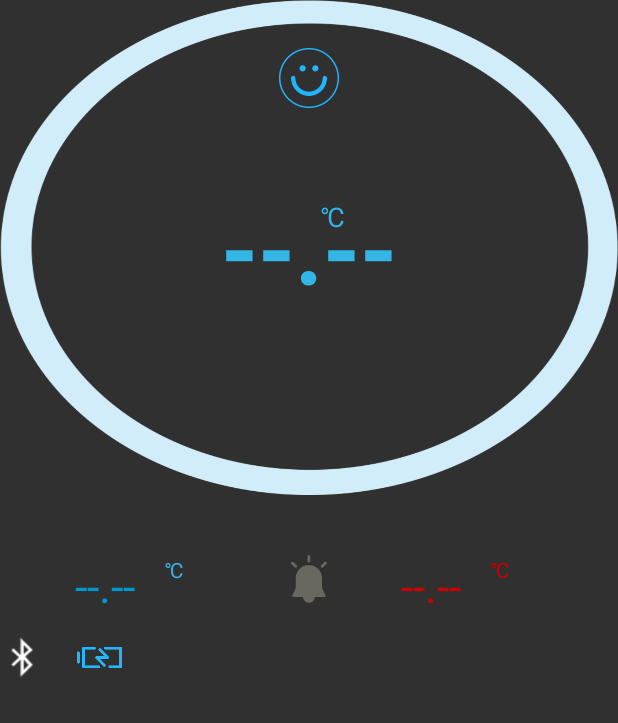
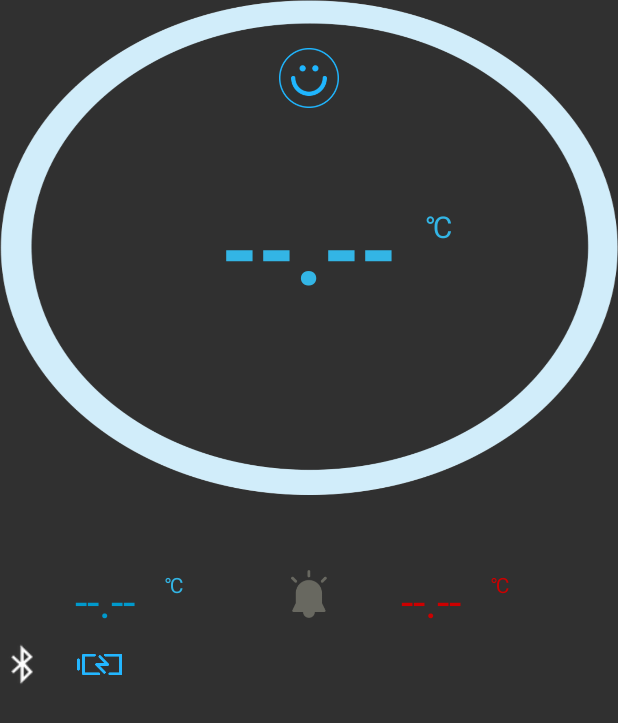
Before and after one commit to risc604/mt_24hr_test_BLE, an Android app: the layout fragment_bady.xml on its own in the app's theme, with its tools: preview values and no code run, on a phone screen of 412 x 824 dp. Shown: the top 723 px of the screen. Run offline under Robolectric (Android 15) with nearby library versions, the phone set to English and light mode, and no system bars.

Commit message:
modify fragmentBady.xml

```diff
--- a/app/src/main/res/layout/fragment_bady.xml
+++ b/app/src/main/res/layout/fragment_bady.xml
@@ -9,12 +9,68 @@
     <!-- TODO: Update blank fragment layout -->
 
     <RelativeLayout
-        android:layout_marginTop="370dp"
+        android:layout_width="match_parent"
+        android:id="@+id/rl_circle"
+        android:background="@drawable/light_blue"
+        tools:ignore="RtlHardcoded"
+        android:layout_height="330dp">
+
+        <ImageView
+            app:srcCompat="@drawable/pic_smile"
+            android:id="@+id/ivSmile"
+            android:layout_alignParentTop="true"
+            android:layout_centerHorizontal="true"
+            android:layout_marginTop="32dp"
+            android:layout_width="40dp"
+            android:layout_height="40dp"
+            tools:ignore="ContentDescription"/>
+
+        <TextView
+            android:layout_height="wrap_content"
+            android:id="@+id/tvTemprature"
+            android:gravity="center_horizontal|bottom"
+            android:textSize="64sp"
+            android:textColor="@color/default_line_indicator_selected_color"
+            android:textStyle="bold"
+            android:textAlignment="center"
+            android:text="--.--"
+            android:singleLine="true"
+            android:layout_width="wrap_content"
+            android:layout_centerVertical="true"
+            android:layout_centerHorizontal="true"
+            tools:ignore="Deprecated,HardcodedText"/>
+
+        <TextView
+            android:layout_height="wrap_content"
+            android:id="@+id/tvYear"
+            android:textColor="@color/default_line_indicator_selected_color"
+            android:textSize="24sp"
+            android:layout_width="200dp"
+            android:textAlignment="gravity"
+            android:layout_below="@+id/tvTemprature"
+            android:layout_centerHorizontal="true"
+            android:background="#00000000"/>
+
+        <TextView
+            android:id="@+id/tvTRUnit"
+            android:text="@string/celsius"
+            android:textColor="@color/default_title_indicator_footer_color"
+            android:textSize="20sp"
+            android:layout_marginTop="15dp"
+            android:layout_alignTop="@+id/tvTemprature"
+            android:layout_alignEnd="@+id/tvYear"
+            android:layout_width="22dp"
+            android:layout_height="22dp"/>
+
+    </RelativeLayout>
+
+    <RelativeLayout
+        android:layout_marginTop="380dp"
         android:layout_alignParentTop="true"
-        android:layout_alignParentStart="true"
         android:layout_width="match_parent"
         android:id="@+id/rl_Setting"
-        android:layout_height="95dp">
+        android:layout_height="90dp"
+        tools:ignore="ObsoleteLayoutParam">
 
         <ImageView
             android:layout_width="30dp"
@@ -24,14 +80,16 @@
             android:layout_marginStart="21dp"
             android:layout_alignParentBottom="true"
             android:layout_toEndOf="@+id/ivBT"
-            android:layout_marginBottom="12dp"/>
+            android:layout_marginBottom="12dp"
+            tools:ignore="ContentDescription"/>
 
         <ImageView
             android:layout_height="30dp"
             app:srcCompat="@android:drawable/stat_sys_data_bluetooth"
             android:layout_width="30dp"
             android:id="@+id/ivBT"
-            android:layout_alignTop="@+id/ivBattery" android:layout_alignParentStart="true"/>
+            android:layout_alignTop="@+id/ivBattery" android:layout_alignParentStart="true"
+            tools:ignore="ContentDescription"/>
 
         <TextView
             android:layout_height="wrap_content"
@@ -44,7 +102,7 @@
             android:layout_width="80dp"
             android:layout_alignParentTop="true"
             android:layout_toEndOf="@+id/ivBT"
-            tools:ignore="HardcodedText"
+            tools:ignore="HardcodedText,TextViewEdits"
             android:textSize="30sp"/>
 
         <ImageView
@@ -53,7 +111,8 @@
             android:id="@+id/ivAlarm"
             android:layout_height="32dp"
             android:layout_alignParentTop="true"
-            android:layout_centerHorizontal="true"/>
+            android:layout_centerHorizontal="true"
+            tools:ignore="ContentDescription"/>
 
         <TextView
             android:text="@string/celsius"
@@ -90,59 +149,4 @@
 
     </RelativeLayout>
 
-    <RelativeLayout
-        android:layout_width="wrap_content"
-        android:id="@+id/rl_circle"
-        android:background="@drawable/light_blue"
-        android:layout_height="330dp"
-        tools:ignore="RtlHardcoded">
-
-        <ImageView
-            app:srcCompat="@drawable/pic_smile"
-            android:id="@+id/ivSmile"
-            android:layout_alignParentTop="true"
-            android:layout_centerHorizontal="true"
-            android:layout_marginTop="32dp"
-            android:layout_width="40dp"
-            android:layout_height="40dp"/>
-
-        <TextView
-            android:layout_height="wrap_content"
-            android:id="@+id/tvTemprature"
-            android:gravity="center_horizontal|bottom"
-            android:textSize="64sp"
-            android:textColor="@color/default_line_indicator_selected_color"
-            android:textStyle="bold"
-            android:textAlignment="center"
-            android:text="--.--"
-            android:singleLine="true"
-            android:layout_width="wrap_content"
-            android:layout_centerVertical="true"
-            android:layout_centerHorizontal="true"/>
-
-        <TextView
-            android:layout_height="wrap_content"
-            android:id="@+id/tvYear"
-            android:textColor="@color/default_line_indicator_selected_color"
-            android:textSize="24sp"
-            android:layout_width="200dp"
-            android:textAlignment="gravity"
-            android:layout_below="@+id/tvTemprature"
-            android:layout_centerHorizontal="true"
-            android:background="#00000000"/>
-
-        <TextView
-            android:id="@+id/tvTRUnit"
-            android:text="@string/celsius"
-            android:textColor="@color/default_title_indicator_footer_color"
-            android:textSize="18sp"
-            android:layout_height="20dp"
-            android:layout_width="20dp"
-            android:layout_marginTop="10dp"
-            android:layout_alignTop="@+id/tvTemprature"
-            android:layout_toEndOf="@+id/tvYear"
-            android:layout_marginStart="14dp"/>
-
-    </RelativeLayout>
-
 </FrameLayout>
```
Also changed, not shown: app/src/main/res/layout/fragment_graphics.xml (+10 -6 lines).
